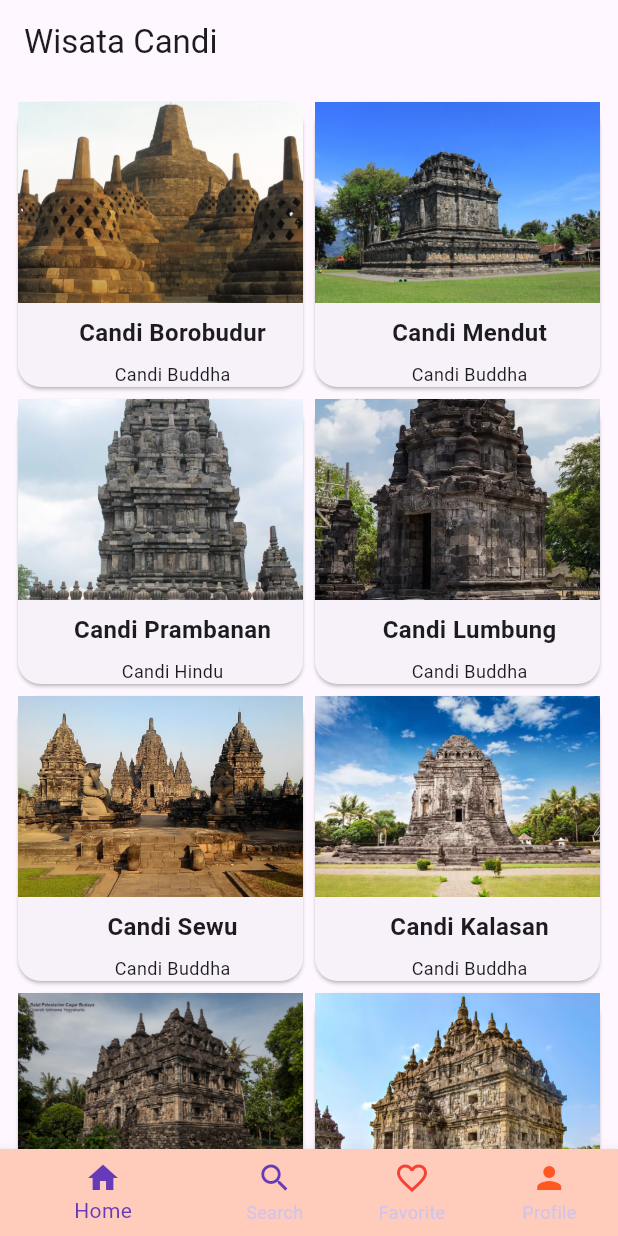
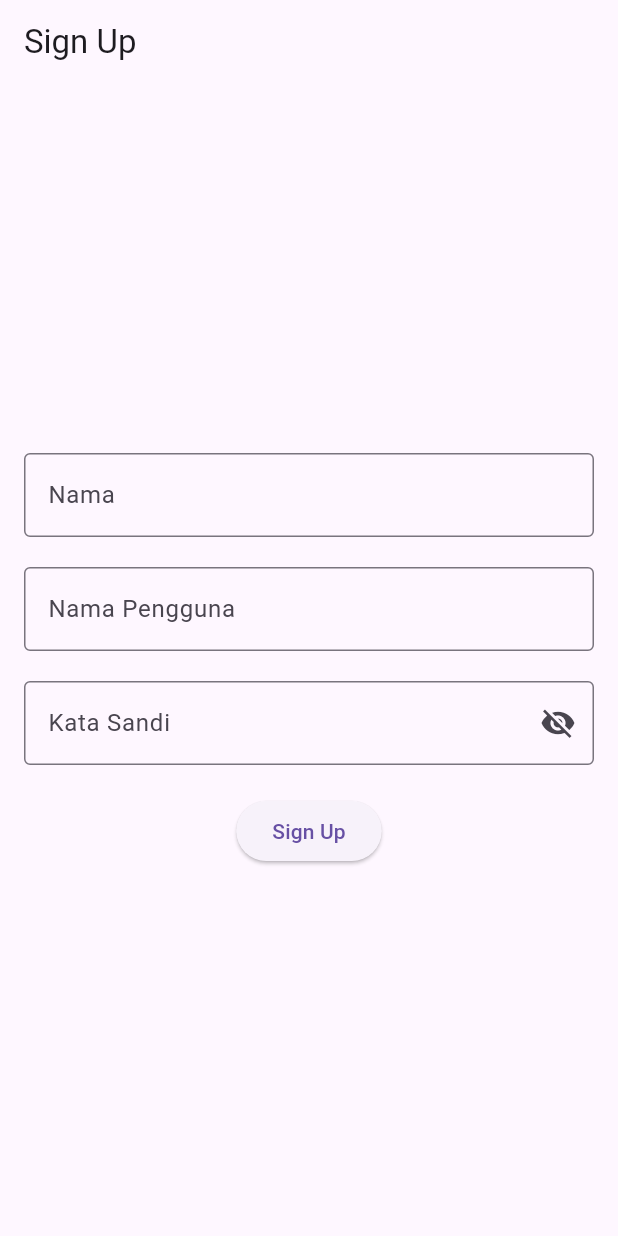
Before and after one commit to Mobile-Programming-MDP/latihan-flutter-ShihoHinomori, a Flutter app: the screen it shows after launch, on a phone screen of 412 x 824 dp. Run offline on Flutter 3.47's test engine with Material 3 defaults, Android fonts, the phone set to English and light mode, and no system bars; our stand-ins replace connectivity_plus.

```diff
--- a/wisata_candi/lib/detail_screen.dart
+++ b/wisata_candi/lib/detail_screen.dart
@@ -36,7 +36,9 @@ class DetailScreen extends StatelessWidget {
                     shape: BoxShape.circle,
                   ),
                   child: IconButton(
-                    onPressed: () {},
+                    onPressed: () {
+                      Navigator.pop(context);
+                    },
                     icon: const Icon(Icons.arrow_back),
                   ),
                 ),
--- a/wisata_candi/lib/main.dart
+++ b/wisata_candi/lib/main.dart
@@ -5,6 +5,7 @@ import 'package:wisata_candi/favorite_screen.dart';
 import 'package:wisata_candi/home_screen.dart';
 import 'package:wisata_candi/profil_screen.dart';
 import 'package:wisata_candi/search_screen.dart';
+import 'package:wisata_candi/sign_up_screen.dart';
 
 void main() {
   runApp(const MainApp());
@@ -17,7 +18,7 @@ class MainApp extends StatelessWidget {
   Widget build(BuildContext context) {
     return MaterialApp(
       title: "Wisata Candi",
-      home: MainScreen(),
+      home: SignUpScreen(),
     );
   }
 }
--- /dev/null
+++ b/wisata_candi/lib/sign_up_screen.dart
@@ -0,0 +1,119 @@
+import 'package:flutter/material.dart';
+
+class SignUpScreen extends StatefulWidget {
+  const SignUpScreen({super.key});
+
+  @override
+  State<SignUpScreen> createState() => _SignUpScreenState();
+}
+
+class _SignUpScreenState extends State<SignUpScreen> {
+  final TextEditingController _nameController = TextEditingController();
+  final TextEditingController _usernameController = TextEditingController();
+  final TextEditingController _passwordController = TextEditingController();
+
+  String _errorText = "";
+  bool _obscurePassword = true;
+  //todo 1 : Fungsi SignUp
+  void _signUp() {
+    String name = _nameController.text.trim();
+    String username = _usernameController.text.trim();
+    String password = _passwordController.text.trim();
+
+    if (password.length < 8 ||
+        !password.contains(RegExp(r'[A-Z]')) ||
+        !password.contains(RegExp(r'[a-z]')) ||
+        !password.contains(RegExp(r'[0-9]')) ||
+        !password.contains(RegExp(r'[@#$%^&*(),.?":{}|<>]'))) {
+      setState(() {
+        _errorText =
+            'Minimal 8 karakter, kombinasi [A-Z], [a-z], [0-9], [!@#///&%^*()?<>{},.]';
+      });
+      return;
+    } else {
+      setState(() {
+        _errorText = "";
+      });
+    }
+
+    print("Sign Up Berhasil");
+    print("Nama : $name");
+    print("Nama Pengguna : $username");
+    print("Password : $password");
+  }
+
+  //TODO 2 : Fungsi Dispose
+  @override
+  void dispose() {
+    //TODO : implement dispose / destructor
+    _nameController.dispose();
+    _usernameController.dispose();
+    _passwordController.dispose();
+    super.dispose();
+  }
+
+  @override
+  Widget build(BuildContext context) {
+    return Scaffold(
+      appBar: AppBar(
+        title: const Text("Sign Up"),
+      ),
+      body: Padding(
+        padding: const EdgeInsets.all(16),
+        child: Form(
+            child: Column(
+          crossAxisAlignment: CrossAxisAlignment.center,
+          mainAxisAlignment: MainAxisAlignment.center,
+          children: [
+            TextFormField(
+              controller: _nameController,
+              decoration: InputDecoration(
+                labelText: "Nama",
+                border: OutlineInputBorder(),
+              ),
+            ),
+            const SizedBox(
+              height: 20,
+            ),
+            TextFormField(
+              controller: _usernameController,
+              decoration: InputDecoration(
+                labelText: "Nama Pengguna",
+                border: OutlineInputBorder(),
+              ),
+            ),
+            const SizedBox(
+              height: 20,
+            ),
+            TextFormField(
+              controller: _passwordController,
+              decoration: InputDecoration(
+                labelText: "Kata Sandi",
+                errorText: _errorText.isNotEmpty ? _errorText : null,
+                border: OutlineInputBorder(),
+                suffixIcon: IconButton(
+                  onPressed: () {
+                    setState(() {
+                      _obscurePassword = !_obscurePassword;
+                    });
+                  },
+                  icon: Icon(_obscurePassword
+                      ? Icons.visibility_off
+                      : Icons.visibility),
+                ),
+              ),
+              obscureText: _obscurePassword,
+            ),
+            const SizedBox(
+              height: 20,
+            ),
+            ElevatedButton(
+              onPressed: () {},
+              child: const Text("Sign Up"),
+            )
+          ],
+        )),
+      ),
+    );
+  }
+}
```
Also changed, not shown: latihan_gesturedetector/analysis_options.yaml (added, +28 -0 lines), latihan_gesturedetector/lib/home_screen.dart (added, +38 -0 lines), latihan_gesturedetector/lib/main.dart (added, +107 -0 lines), latihan_gesturedetector/pubspec.yaml (added, +90 -0 lines), wisata_candi/lib/item_card.dart (+14 -1 lines), wisata_candi/lib/sign_in_screen.dart (added, +52 -0 lines), latihan_gesturedetector/pubspec.lock (added), 124 other files.
